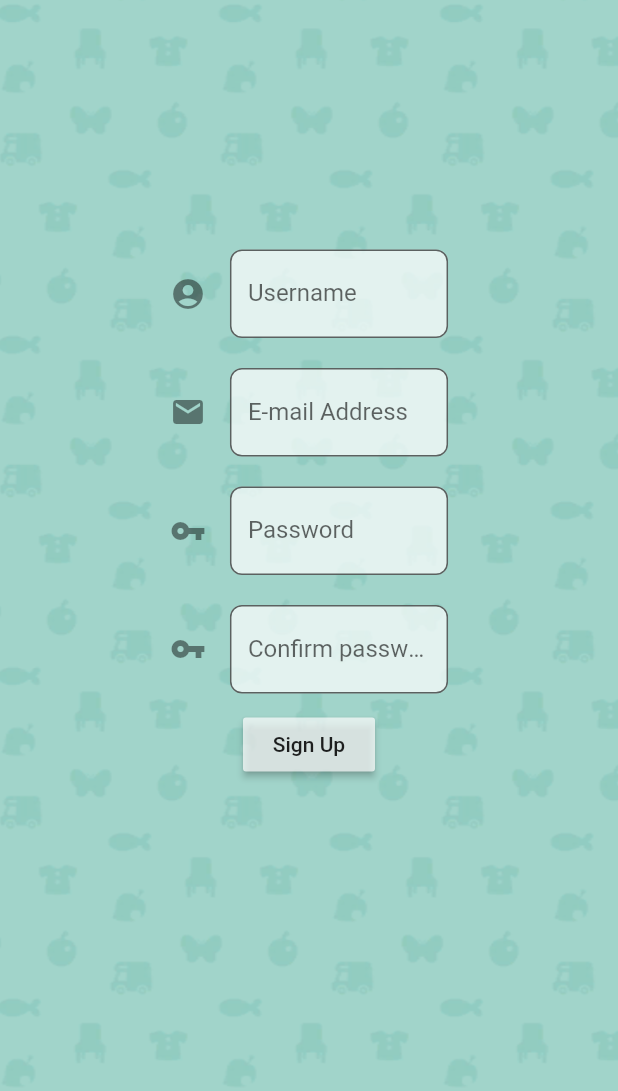
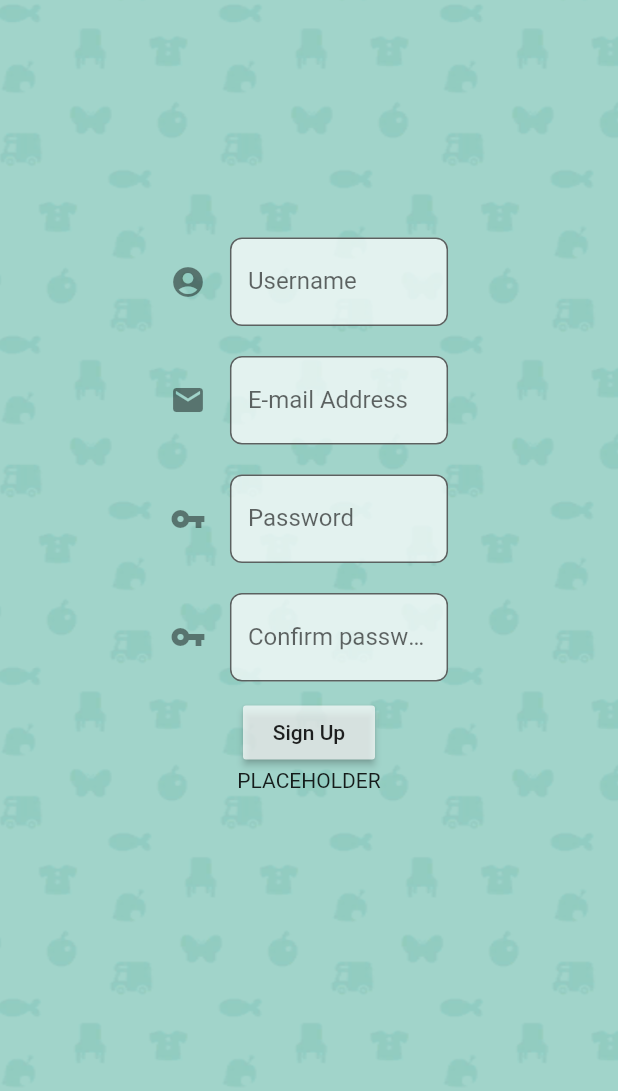
Before and after one commit to NickBonet/turnip_frontend, a Flutter app: the screen it shows after launch, after a tap on "Sign Up", on a phone screen of 412 x 824 dp, the part 145-1236 px from its top. Run offline on Flutter 3.47's test engine with Material 2 defaults, Android fonts, the phone set to English and light mode, and no system bars; our stand-ins replace flutter_mobx, mobx, shared_preferences; missing offline and left inert: regexed_validator; generated files the repository leaves out were written again; network calls fail.

Commit message:
Sign up page is functional, needs error checking and what not. Also added island listing on home page.

```diff
--- a/lib/pages/HomePage.dart
+++ b/lib/pages/HomePage.dart
@@ -1,8 +1,8 @@
 import 'package:flutter/material.dart';
-import 'package:provider/provider.dart';
 import 'package:flutter_mobx/flutter_mobx.dart';
 
-import 'package:turnip_frontend/stores/LoginStore.dart';
+import 'package:turnip_frontend/stores/HomeStore.dart';
+import 'package:turnip_frontend/widgets/IslandTile.dart';
 import 'package:turnip_frontend/widgets/MainAppBar.dart';
 
 class HomePage extends StatefulWidget {
@@ -15,9 +15,17 @@ class HomePage extends StatefulWidget {
 }
 
 class _HomePageState extends State<HomePage> {
+  final homeStore = HomeStore();
+
+  @override
+  void initState() {
+    super.initState();
+    homeStore.setLoading(true);
+    homeStore.getIslands();
+  }
+
   @override
   Widget build(BuildContext context) {
-    final loginStore = Provider.of<LoginStore>(context, listen: false);
     return Observer(
       builder: (_) => Scaffold(
         appBar: MainAppBar(title: 'Project Turnip'),
@@ -28,17 +36,9 @@ class _HomePageState extends State<HomePage> {
               fit: BoxFit.cover,
             )
           ),
-          child: Center(
-            child: Column(
-              mainAxisAlignment: MainAxisAlignment.center,
-              children: <Widget>[
-                Text(
-                  'Aint shit here yet chief',
-                  style: TextStyle(color: Colors.white)
-                ),
-                loginStore.loggedIn ? Text('Whats poppin logged in user?') : Container()
-              ],
-            ),
+          child: homeStore.isLoading ? Center(child: CircularProgressIndicator()) : Center(
+            child: ListView.builder(itemCount: homeStore.islandList.length,
+                                    itemBuilder: (context, index) => IslandTile(homeStore.islandList[index]))
           ),
         ),
       )
--- a/lib/pages/LoginPage.dart
+++ b/lib/pages/LoginPage.dart
@@ -41,7 +41,7 @@ class _LoginPageState extends State<LoginPage> {
   void validateLogin(loginStore) {
     final loginForm = _loginFormKey.currentState;
     if (loginForm.validate()) {
-      loginStore.loginApiCall(emailController.text, pwdController.text);
+      loginStore.postLogin(emailController.text, pwdController.text);
     }
   }
 
--- a/lib/pages/SignupPage.dart
+++ b/lib/pages/SignupPage.dart
@@ -1,9 +1,8 @@
 import 'package:flutter/material.dart';
 import 'package:flutter_mobx/flutter_mobx.dart';
-import 'package:mobx/mobx.dart';
 import 'package:regexed_validator/regexed_validator.dart';
-import 'package:provider/provider.dart';
 
+import 'package:turnip_frontend/stores/SignupStore.dart';
 import 'package:turnip_frontend/widgets/MainAppBar.dart';
 
 class SignupPage extends StatefulWidget {
@@ -19,6 +18,7 @@ class _SignupPageState extends State<SignupPage> {
   final emailController = TextEditingController(), pwdController = TextEditingController();
   final usernameController = TextEditingController(), pwdConfirmController = TextEditingController();
   final _signupFormKey = GlobalKey<FormState>();
+  final signupStore = SignupStore();
 
   void dispose() {
     super.dispose();
@@ -29,7 +29,10 @@ class _SignupPageState extends State<SignupPage> {
   }
 
   void validateSignUp() {
-
+    final signupForm = _signupFormKey.currentState;
+    if (signupForm.validate()) {
+      signupStore.postSignup(emailController.text, pwdController.text, usernameController.text, pwdConfirmController.text);
+    }
   }
 
   @override
@@ -44,7 +47,8 @@ class _SignupPageState extends State<SignupPage> {
               fit: BoxFit.cover,
             )
           ),
-          child: Center(
+          child: signupStore.isLoading ? Center(child: CircularProgressIndicator()) :
+          Center(
             child: Form(
                 key: _signupFormKey,
                 child: Column(
@@ -53,7 +57,7 @@ class _SignupPageState extends State<SignupPage> {
                   FractionallySizedBox(
                     widthFactor: 0.45,
                     child: TextFormField(
-                      controller: pwdController,
+                      controller: usernameController,
                       obscureText: true,
                       decoration: InputDecoration(
                         border: OutlineInputBorder(borderRadius: BorderRadius.circular(8)),
@@ -100,7 +104,7 @@ class _SignupPageState extends State<SignupPage> {
                   FractionallySizedBox(
                     widthFactor: 0.45,
                     child: TextFormField(
-                      controller: pwdController,
+                      controller: pwdConfirmController,
                       obscureText: true,
                       decoration: InputDecoration(
                         border: OutlineInputBorder(borderRadius: BorderRadius.circular(8)),
@@ -116,8 +120,11 @@ class _SignupPageState extends State<SignupPage> {
                     child: Text('Sign Up'),
                     color: Colors.white70,
                     onPressed: () {
+                      validateSignUp();
+                      signupStore.setLoading(true);
                     },
                   ),
+                  signupStore.successfulSignup ? Text('successfulSignup?: true') : Text('PLACEHOLDER')
                 ],
               ),
             ),
--- /dev/null
+++ b/lib/stores/HomeStore.dart
@@ -0,0 +1,39 @@
+import 'package:mobx/mobx.dart';
+import 'package:http/http.dart' as http;
+import 'dart:convert';
+
+import 'package:turnip_frontend/models/IslandListing.dart';
+
+part 'HomeStore.g.dart';
+
+class HomeStore = _HomeStore with _$HomeStore;
+
+abstract class _HomeStore with Store {
+  @observable
+  bool isLoading = false;
+
+  @observable
+  List<IslandListing> islandList = List();
+
+  @action
+  void setLoading(bool value) {
+    isLoading = value;
+  }
+
+  @action
+  Future<void> getIslands() async {
+    setLoading(true);
+    String islandUrl = "http://192.168.2.61:3000/api/islands/all";
+
+    final response = await http.get(
+      islandUrl,
+      headers: {"Content-type": "application/json"}
+    );
+
+    if (response.statusCode == 200) {
+      var list = json.decode(response.body) as List;
+      islandList = list.map((i)=>IslandListing.fromJson(i)).toList();
+      setLoading(false);
+    }
+  }
+}
--- a/lib/stores/LoginStore.dart
+++ b/lib/stores/LoginStore.dart
@@ -23,7 +23,7 @@ abstract class _LoginStore with Store {
   }
 
   @action
-  Future<void> loginApiCall(String email, String password) async {
+  Future<void> postLogin(String email, String password) async {
     String loginUrl = 'http://192.168.2.61:3000/auth/user_token';
     SharedPreferences prefs = await SharedPreferences.getInstance();
 
```
Also changed, not shown: lib/models/IslandListing.dart (added, +48 -0 lines), lib/stores/SignupStore.dart (added, +47 -0 lines), lib/widgets/IslandTile.dart (added, +18 -0 lines), lib/stores/HomeStore.g.dart (added), lib/stores/LoginStore.g.dart, lib/stores/SignupStore.g.dart (added).
